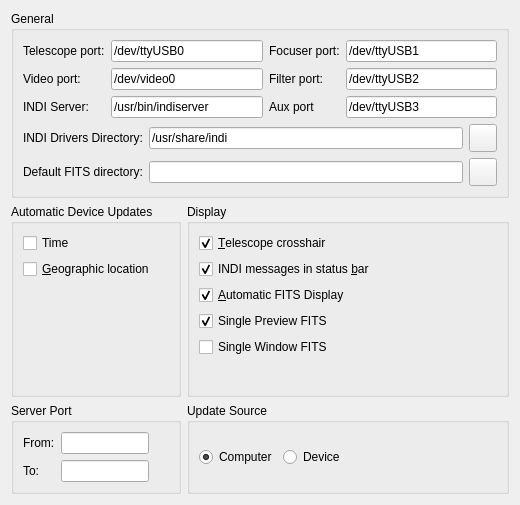
Before: the Qt Designer form kstars/indi/opsindi.ui in KDE/kstars, drawn with Qt 5.
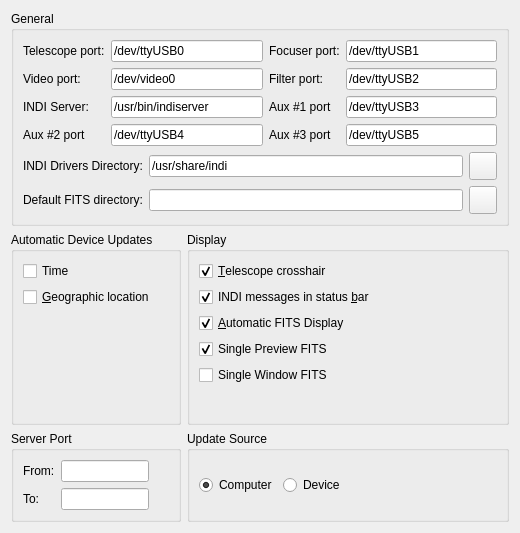
After: the same form once the commit is applied.

Commit message: Add aux2 and aux3 ports to INDI options

Diff of the .ui file:
```diff
--- a/kstars/indi/opsindi.ui
+++ b/kstars/indi/opsindi.ui
@@ -7,7 +7,7 @@
     <x>0</x>
     <y>0</y>
     <width>520</width>
-    <height>490</height>
+    <height>516</height>
    </rect>
   </property>
   <layout class="QVBoxLayout" name="verticalLayout_3">
@@ -110,7 +110,7 @@
            <string>Default INDI telescope port</string>
           </property>
           <property name="text">
-           <string notr="true">Aux port</string>
+           <string notr="true">Aux #1 port</string>
           </property>
          </widget>
         </item>
@@ -121,6 +121,40 @@
           </property>
          </widget>
         </item>
+        <item row="3" column="0">
+         <widget class="QLabel" name="telescopeLabel_5">
+          <property name="toolTip">
+           <string>Default INDI telescope port</string>
+          </property>
+          <property name="text">
+           <string notr="true">Aux #2 port</string>
+          </property>
+         </widget>
+        </item>
+        <item row="3" column="1">
+         <widget class="QLineEdit" name="kcfg_aux2Port">
+          <property name="text">
+           <string notr="true">/dev/ttyUSB4</string>
+          </property>
+         </widget>
+        </item>
+        <item row="3" column="2">
+         <widget class="QLabel" name="telescopeLabel_6">
+          <property name="toolTip">
+           <string>Default INDI telescope port</string>
+          </property>
+          <property name="text">
+           <string notr="true">Aux #3 port</string>
+          </property>
+         </widget>
+        </item>
+        <item row="3" column="3">
+         <widget class="QLineEdit" name="kcfg_aux3Port">
+          <property name="text">
+           <string notr="true">/dev/ttyUSB5</string>
+          </property>
+         </widget>
+        </item>
        </layout>
       </item>
       <item>
```
Left out of the diff: 2 changed lines with no effect on the pictures. The commit also changes 3 other files.
